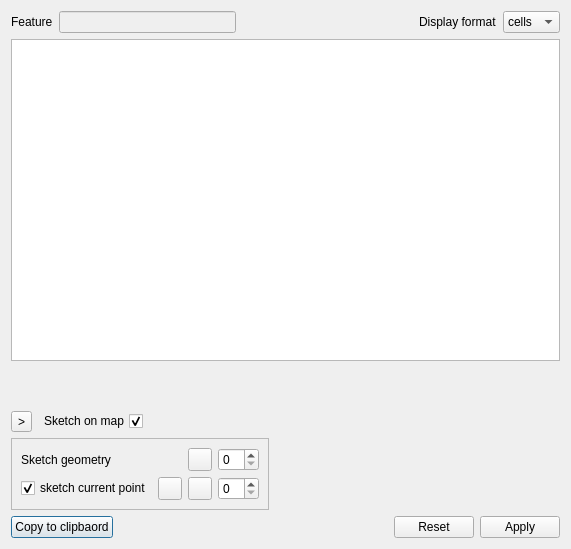
The window that ui_geomeditor_v18.ui (3nids/plaingeometryeditor) describes before a commit, drawn with Qt 5.
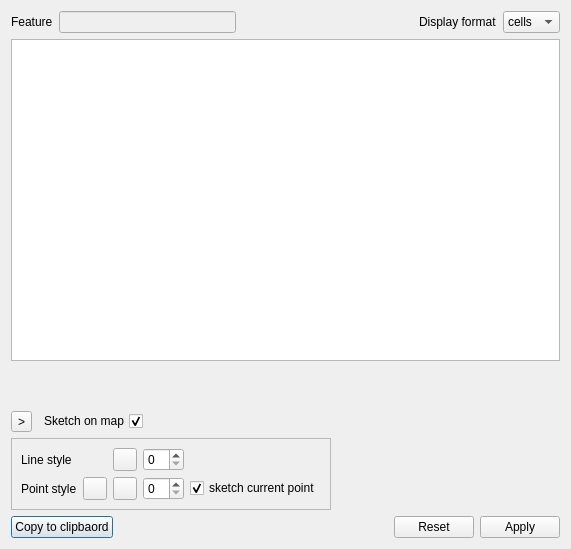
The same window after the commit.

Commit message: better button layout

Patch:
```diff
--- a/ui_geomeditor_v18.ui
+++ b/ui_geomeditor_v18.ui
@@ -23,15 +23,8 @@
       <number>0</number>
      </property>
      <layout class="QGridLayout" name="gridLayout_5">
-      <item row="1" column="0">
-       <widget class="QCheckBox" name="checkBox">
-        <property name="text">
-         <string>sketch current point</string>
-        </property>
-        <property name="checked">
-         <bool>true</bool>
-        </property>
-       </widget>
+      <item row="1" column="3">
+       <widget class="QSpinBox" name="spinBox_2"/>
       </item>
       <item row="0" column="2">
        <widget class="QToolButton" name="toolButton_2">
@@ -43,7 +36,7 @@
       <item row="0" column="0">
        <widget class="QLabel" name="label_2">
         <property name="text">
-         <string>Sketch geometry</string>
+         <string>Line style</string>
         </property>
        </widget>
       </item>
@@ -57,9 +50,6 @@
       <item row="0" column="3">
        <widget class="QSpinBox" name="spinBox"/>
       </item>
-      <item row="1" column="3">
-       <widget class="QSpinBox" name="spinBox_2"/>
-      </item>
       <item row="1" column="1">
        <widget class="QToolButton" name="toolButton_4">
         <property name="text">
@@ -67,6 +57,23 @@
         </property>
        </widget>
       </item>
+      <item row="1" column="4">
+       <widget class="QCheckBox" name="checkBox">
+        <property name="text">
+         <string>sketch current point</string>
+        </property>
+        <property name="checked">
+         <bool>true</bool>
+        </property>
+       </widget>
+      </item>
+      <item row="1" column="0">
+       <widget class="QLabel" name="label_3">
+        <property name="text">
+         <string>Point style</string>
+        </property>
+       </widget>
+      </item>
      </layout>
     </widget>
    </item>
```
The commit also changes 1 other file.
